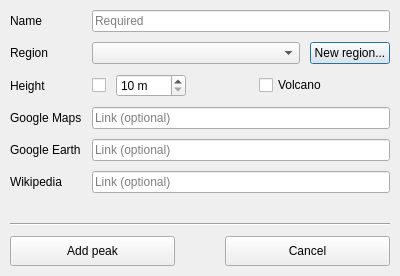
Before: the Qt Designer form src/ui/peak_dialog.ui in svetter/pal, drawn with Qt 5.
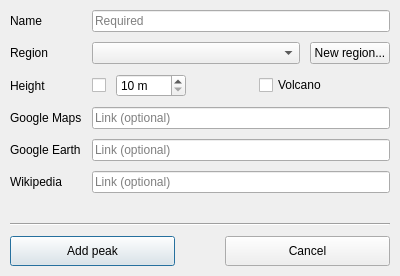
After: the same form once the commit is applied. Icons and pictures are not drawn.

Commit message: Set default focus on ok buttons in item dialogs

Diff of the .ui file:
```diff
--- a/src/ui/peak_dialog.ui
+++ b/src/ui/peak_dialog.ui
@@ -322,6 +322,9 @@
        <property name="text">
         <string>Add peak</string>
        </property>
+       <property name="default">
+        <bool>true</bool>
+       </property>
       </widget>
      </item>
      <item>
```
The commit also changes 9 other files.
